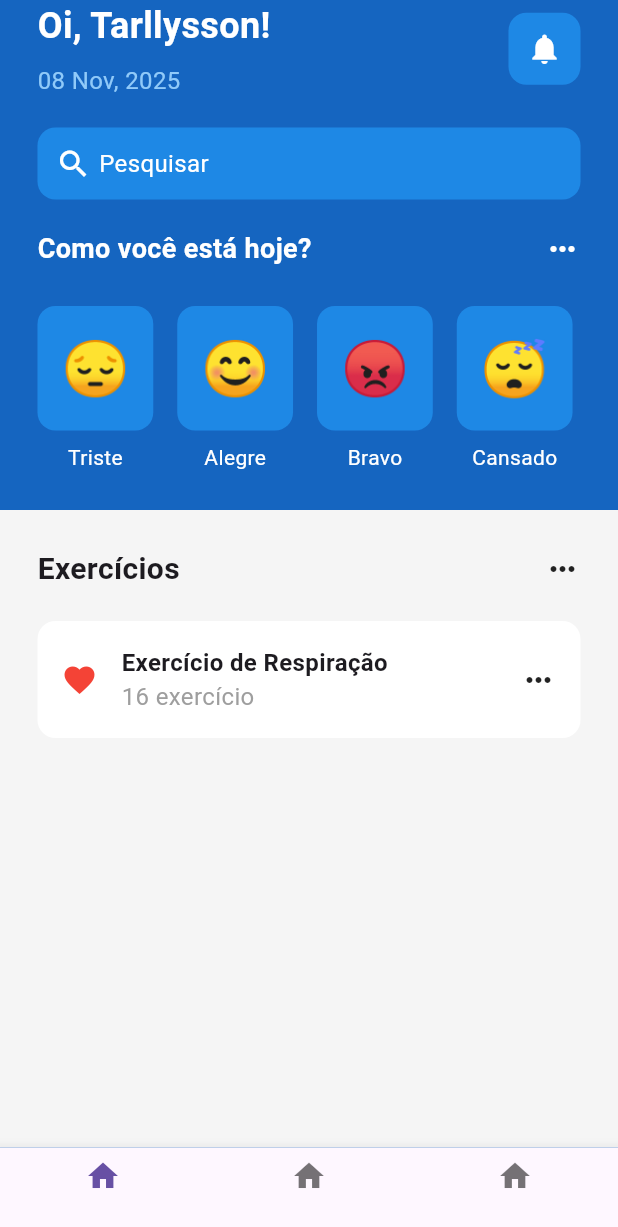
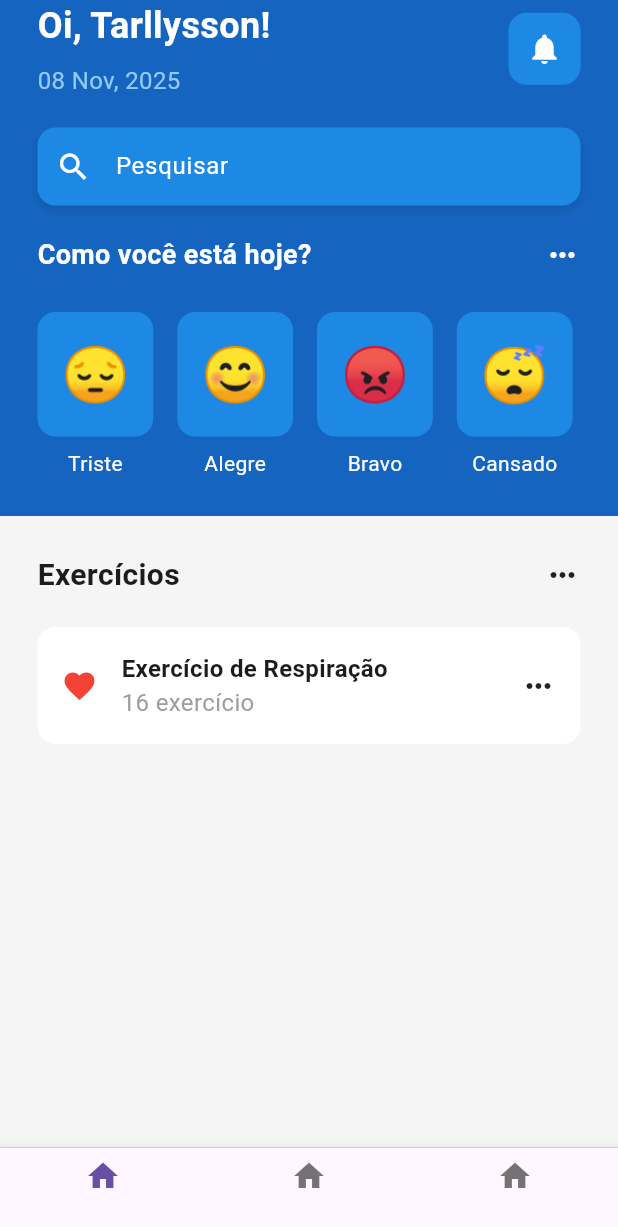
Before and after one commit to TharllysonSilva/mentalhealthapp, a Flutter app: the screen it shows after launch, on a phone screen of 412 x 824 dp. Shown: the top 1227 px of the screen. Run offline on Flutter 3.47's test engine with Material 3 defaults, Android fonts, the phone set to English and light mode, and no system bars.

```diff
--- a/lib/pages/home_page..dart
+++ b/lib/pages/home_page..dart
@@ -3,12 +3,12 @@ import 'package:mentalhealthapp/util/emoticon_face..dart';
 
 class HomePage extends StatefulWidget {
   const HomePage({super.key});
-
   @override
   State<HomePage> createState() => _HomePageState();
 }
 
 class _HomePageState extends State<HomePage> {
+  final TextEditingController searchController = TextEditingController();
   @override
   Widget build(BuildContext context) {
     return Scaffold(
@@ -88,23 +88,36 @@ class _HomePageState extends State<HomePage> {
                     decoration: BoxDecoration(
                       color: Colors.blue[600],
                       borderRadius: BorderRadius.circular(12),
+                      boxShadow: const [
+                        BoxShadow(
+                          color: Colors.black12,
+                          blurRadius: 6,
+                          offset: Offset(0, 3),
+                        )
+                      ],
                     ),
-                    padding: const EdgeInsets.all(12),
-                    child: const Row(
-                      children: [
-                        Icon(
+                    child: TextField(
+                      style: const TextStyle(
+                        color: Colors.white,
+                        fontSize: 16,
+                      ),
+                      cursorColor: Colors.white,
+                      controller: searchController,
+                      onChanged: (text) {},
+                      decoration: const InputDecoration(
+                        hintText: 'Pesquisar',
+                        hintStyle: TextStyle(
+                          color: Colors.white,
+                          fontSize: 16,
+                        ),
+                        prefixIcon: Icon(
                           Icons.search,
                           color: Colors.white,
                         ),
-                        SizedBox(width: 5),
-                        Text(
-                          'Pesquisar',
-                          style: TextStyle(
-                            color: Colors.white,
-                            fontSize: 16,
-                          ),
-                        ),
-                      ],
+                        border: InputBorder.none,
+                        contentPadding:
+                            EdgeInsets.symmetric(horizontal: 16, vertical: 14),
+                      ),
                     ),
                   ),
                   const SizedBox(
```
